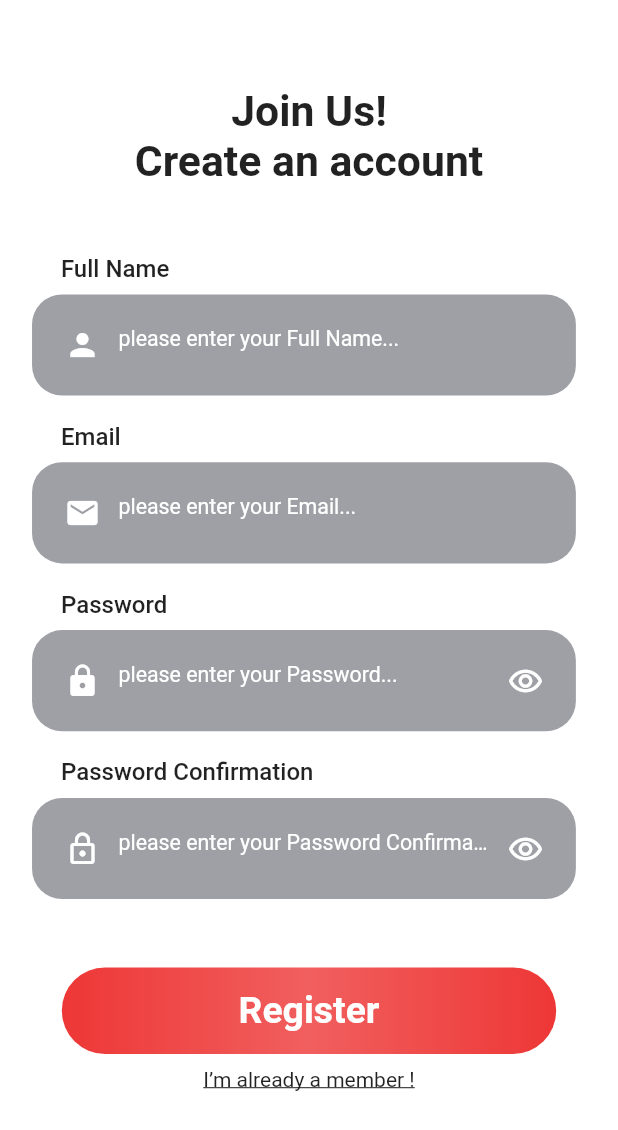
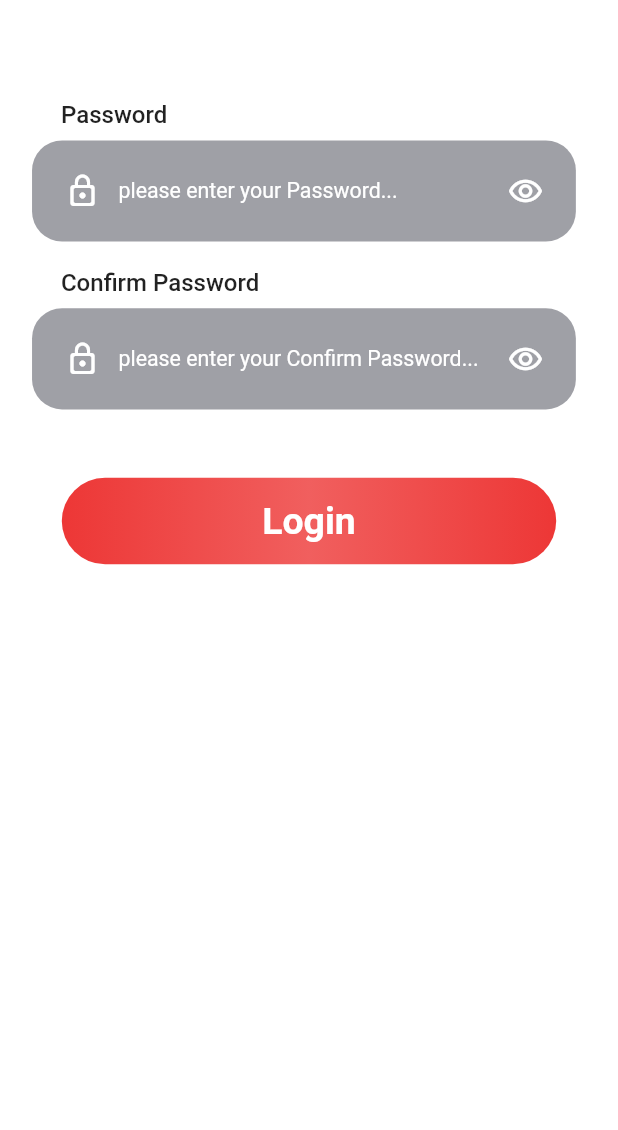
Before and after one commit to fawezz/unimate-front, a Flutter app: the screen it shows after launch, on a phone screen of 412 x 824 dp. Shown: the top 1130 px of the screen. Run offline on Flutter 3.47's test engine with Material 2 defaults, Android fonts, the phone set to English and light mode, and no system bars; our stand-ins replace flutter_easyloading, flutter_screenutil, get, hexcolor, rflutter_alert and 1 more; missing offline and left inert: dart:ffi.

Commit message:
OTP Completed - Change Pwd Missing UI

```diff
--- a/lib/app/Constants.dart
+++ b/lib/app/Constants.dart
@@ -0,0 +1 @@
+const baseUrl = "http://10.0.2.2:9090/";
--- a/lib/custom_widgets/InputField.dart
+++ b/lib/custom_widgets/InputField.dart
@@ -58,9 +58,11 @@ class InputField extends StatelessWidget {
                   child: Center(
                       child: Obx(
                     () => TextFormField(
+                      controller: textController.value,
                       autovalidateMode: AutovalidateMode.onUserInteraction,
                       obscureText: suffix ? !passwordVisible.value : false.obs.value,
                       style: TextStyle(color: Colors.white, fontSize: 16.sp),
+                      textAlignVertical: TextAlignVertical.center,
                       decoration: InputDecoration(
                         hintText: 'please enter your $label...',
                         hintStyle: const TextStyle(color: Colors.white),
@@ -87,9 +89,6 @@ class InputField extends StatelessWidget {
                                 ))
                             : null,
                       ),
-                      validator: (String? value) {
-                        return value!.isEmpty ? 'this field is required' : null;
-                      },
                     ),
                   ))),
             ),
--- a/lib/main.dart
+++ b/lib/main.dart
@@ -2,9 +2,11 @@ import 'package:flutter/material.dart';
 import 'package:flutter_screenutil/flutter_screenutil.dart';
 import 'package:get/get.dart';
 import 'package:univ_chat_gpt/views/ForgetPasswordOTPView.dart';
+import 'package:univ_chat_gpt/views/ForgetPwdChangeItView.dart';
 import 'package:univ_chat_gpt/views/ForgetPwdEmail.dart';
 import 'package:univ_chat_gpt/views/LoginView.dart';
 import 'package:univ_chat_gpt/views/SignUpView.dart';
+import 'package:flutter_easyloading/flutter_easyloading.dart';
 
 void main() {
   runApp(const MyApp());
@@ -19,7 +21,7 @@ class MyApp extends StatelessWidget {
     return ScreenUtilInit(
       designSize: const Size(428, 926),
       minTextAdapt: true,
-      builder: (context , child) {
+      builder: (context, child) {
         return GetMaterialApp(
           debugShowCheckedModeBanner: false,
           title: 'University ChatGPT',
@@ -27,15 +29,16 @@ class MyApp extends StatelessWidget {
               primarySwatch: Colors.red,
               //fontFamily: "Cairo",
               scaffoldBackgroundColor: Colors.white,
-              canvasColor: Colors.transparent
-          ),
-          home: const SignUpView(),
+              canvasColor: Colors.transparent),
+          home: const ChangePwd(),
           getPages: [
             GetPage(name: '/signUp', page: () => const SignUpView()),
             GetPage(name: '/login', page: () => const LoginView()),
             GetPage(name: '/forgetPwd', page: () => const ForgetPwdView()),
-            GetPage(name: '/forgetPwdEmail', page: () => const ForgetPwdEmail())
+            GetPage(name: '/forgetPwdEmail', page: () => const ForgetPwdEmail()),
+            GetPage(name: '/changePwd', page: () => const ChangePwd()),
           ],
+          builder: EasyLoading.init(),
         );
       },
     );
--- /dev/null
+++ b/lib/views/ForgetPwdChangeItView.dart
@@ -0,0 +1,45 @@
+import 'package:flutter/material.dart';
+import 'package:flutter_screenutil/flutter_screenutil.dart';
+import 'package:get/get.dart';
+import 'package:univ_chat_gpt/controllers/ForgetPwdController.dart';
+import 'package:univ_chat_gpt/custom_widgets/InputField.dart';
+import 'package:univ_chat_gpt/custom_widgets/RedButton.dart';
+
+class ChangePwd extends StatelessWidget {
+  const ChangePwd({super.key});
+
+  @override
+  Widget build(BuildContext context) {
+    ForgetPwd controller = Get.put(ForgetPwd());
+    return SafeArea(
+        child: Scaffold(
+      resizeToAvoidBottomInset: false,
+      body: Padding(
+        padding: EdgeInsets.all(24.sp),
+        child: Column(
+          crossAxisAlignment: CrossAxisAlignment.center,
+          children: [
+            0.05.sh.verticalSpace,
+            InputField(
+                label: "Password",
+                prefixIcon: Icons.lock_outline_rounded,
+                suffix: true,
+                textController: controller.password),
+            InputField(
+              label: "Confirm Password",
+              prefixIcon: Icons.lock_outline_rounded,
+              textController: controller.confirmPassword,
+              suffix: true,
+            ),
+            0.05.sh.verticalSpace,
+            RedButton(
+                text: "Login",
+                function: () {
+                  controller.changePwd();
+                }),
+          ],
+        ),
+      ),
+    ));
+  }
+}
--- a/pubspec.yaml
+++ b/pubspec.yaml
@@ -38,6 +38,10 @@ dependencies:
   # The following adds the Cupertino Icons font to your application.
   # Use with the CupertinoIcons class for iOS style icons.
   cupertino_icons: ^1.0.2
+  http: ^0.13.5
+  flutter_easyloading: ^3.0.5
+  rflutter_alert: ^2.0.4
+  shared_preferences: ^2.0.17
 
 dev_dependencies:
   flutter_test:
```
Also changed, not shown: lib/controllers/ForgetPwdController.dart (+170 -2 lines), lib/services/userService.dart (+42 -0 lines), lib/views/ForgetPasswordOTPView.dart (+25 -10 lines), lib/views/ForgetPwdEmail.dart (+8 -7 lines), 1 other file.
